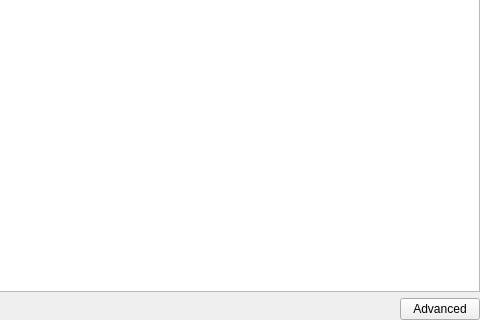
The window that src/ui/symbollayer/widget_symbolslist.ui (carsmie/QGIS) describes before a commit, drawn with Qt 5; both pictures show x 267 to 747 and y 219 to 539 of the 747 by 539 pixel window.
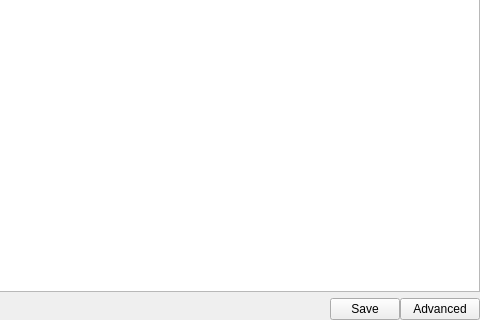
The same window after the commit. Custom widgets are drawn as their Qt base class.

Commit message: [ui] move the save symbol button

```diff
--- a/src/ui/symbollayer/widget_symbolslist.ui
+++ b/src/ui/symbollayer/widget_symbolslist.ui
@@ -337,6 +337,22 @@
        </property>
       </spacer>
      </item>
+     <item>
+      <widget class="QPushButton" name="btnSaveSymbol">
+       <property name="maximumSize">
+        <size>
+         <width>70</width>
+         <height>16777215</height>
+        </size>
+       </property>
+       <property name="toolTip">
+        <string>Save symbol</string>
+       </property>
+       <property name="text">
+        <string>Save</string>
+       </property>
+      </widget>
+     </item>
      <item>
       <widget class="QPushButton" name="btnAdvanced">
        <property name="text">
```
Left out of the diff: 1 changed line with no effect on the pictures. The commit also changes 7 other files.
